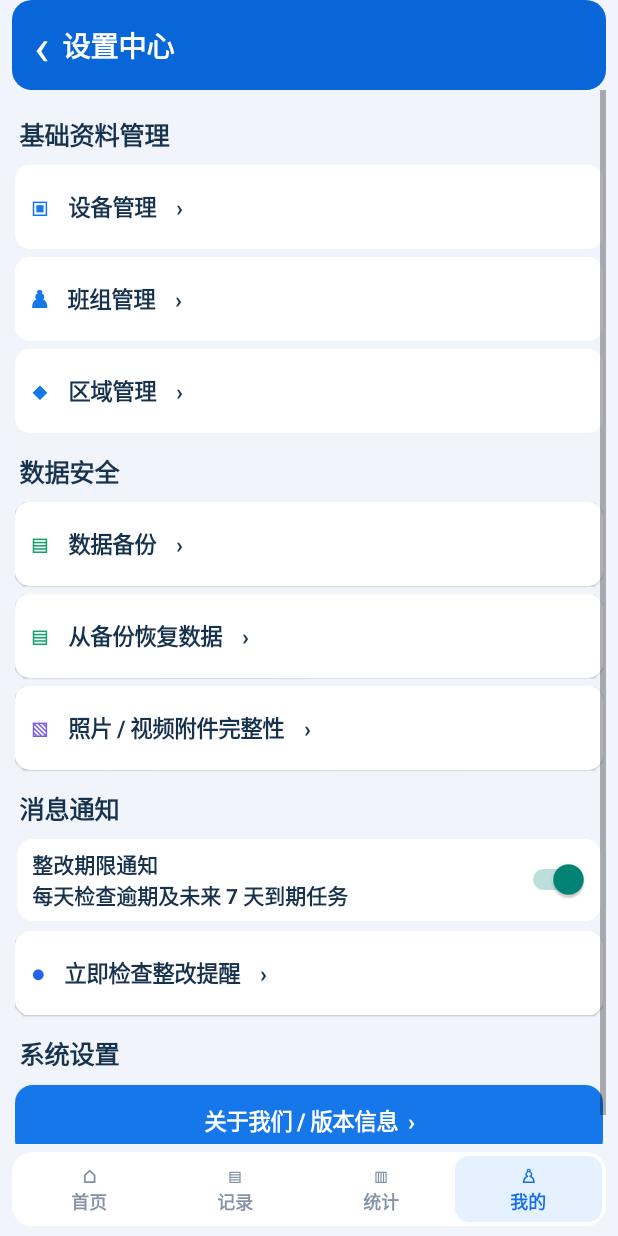
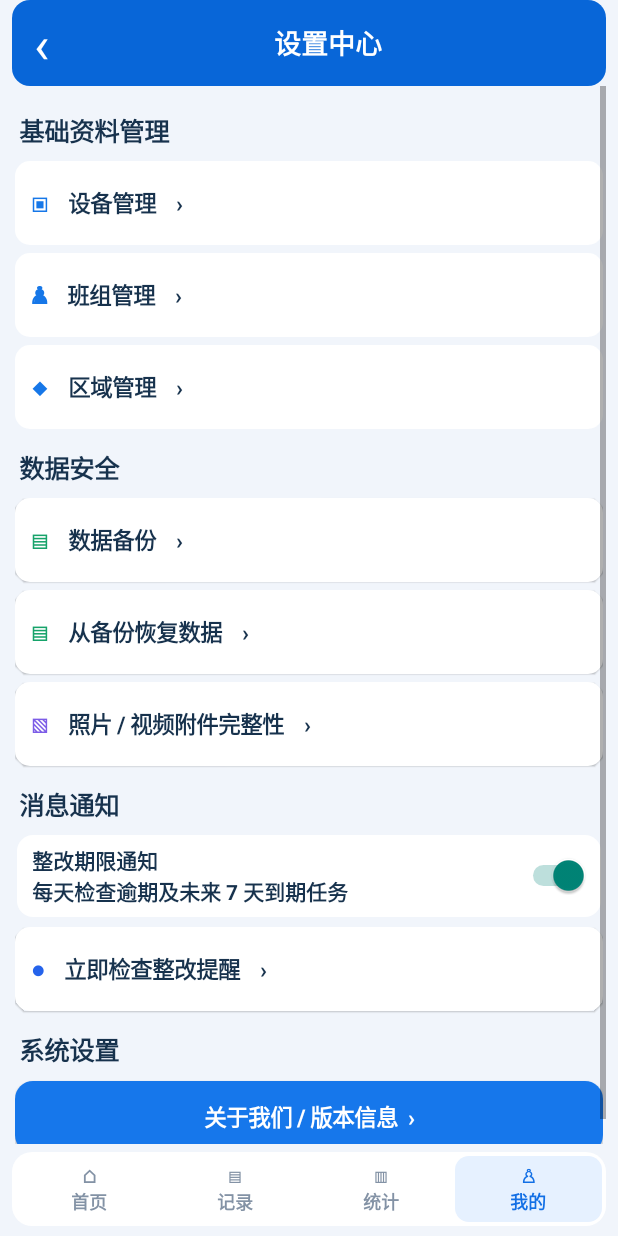
Before and after one commit to lei56602-glitch/ProductionIncidentLog, an Android app: the screen it shows after launch (MainActivity), after a tap on an icon or button, on a phone screen of 412 x 824 dp. Run offline under Robolectric (Android 15) with nearby library versions, the phone set to English and light mode, and no system bars; 3 other taps on this screen came first.

Commit message:
Align dashboard hero and page headers with approved reference UI

```diff
--- a/app/src/main/java/com/productionincidentlog/MainActivity.java
+++ b/app/src/main/java/com/productionincidentlog/MainActivity.java
@@ -51,26 +51,21 @@ public class MainActivity extends Activity {
     private void page(String title) {
         root=new LinearLayout(this); root.setOrientation(LinearLayout.VERTICAL);
         root.setPadding(12,0,12,10); root.setBackgroundColor(0xFFF1F5FB);
-        LinearLayout header=new LinearLayout(this);
-        header.setGravity(android.view.Gravity.CENTER_VERTICAL);
-        header.setPadding(8,11,12,11);
-        header.setBackground(rounded(0xFF0866D8,20));
-        if(!"生产事故管理系统".equals(title)) {
+        if(title!=null && !title.isEmpty()) {
+            LinearLayout header=new LinearLayout(this);
+            header.setGravity(android.view.Gravity.CENTER_VERTICAL);
+            header.setPadding(8,9,12,9);
+            header.setBackground(rounded(0xFF0866D8,18));
             TextView back=new TextView(this); back.setText("‹"); back.setTextSize(34);
             back.setTextColor(0xFFFFFFFF); back.setGravity(android.view.Gravity.CENTER);
             back.setMinWidth(42); header.addView(back);
             back.setOnClickListener(v->dashboard());
-        }
-        TextView h=new TextView(this); h.setText(title); h.setTextSize(19);
-        h.setTextColor(0xFFFFFFFF); h.setTypeface(null,Typeface.BOLD);
-        h.setGravity(android.view.Gravity.CENTER_VERTICAL);
-        header.addView(h,new LinearLayout.LayoutParams(0,-2,1));
-        if("生产事故管理系统".equals(title)) {
-            TextView gear=new TextView(this); gear.setText("⚙"); gear.setTextSize(23);
-            gear.setTextColor(0xFFFFFFFF); gear.setPadding(12,0,4,0);
-            header.addView(gear); gear.setOnClickListener(v->settingsCenter());
-        }
-        root.addView(header,new LinearLayout.LayoutParams(-1,-2));
+            TextView h=new TextView(this); h.setText(title); h.setTextSize(18);
+            h.setTextColor(0xFFFFFFFF); h.setTypeface(null,Typeface.BOLD);
+            h.setGravity(android.view.Gravity.CENTER);
+            header.addView(h,new LinearLayout.LayoutParams(0,-2,1));
+            root.addView(header,new LinearLayout.LayoutParams(-1,-2));
+        }
         setContentView(root);
         getWindow().setStatusBarColor(0xFF0759C5);
         getWindow().setNavigationBarColor(0xFFF7FAFE);
@@ -204,15 +199,25 @@ public class MainActivity extends Activity {
     }
 
     private void dashboard() {
-        page("生产事故管理系统");
+        page("");
         ScrollView scroll=new ScrollView(this);
         LinearLayout body=new LinearLayout(this);
         body.setOrientation(LinearLayout.VERTICAL);
         body.setPadding(2,8,2,8);
         scroll.addView(body);
+        android.widget.FrameLayout heroFrame=new android.widget.FrameLayout(this);
         IndustrialHero hero=new IndustrialHero(this);
         hero.setElevation(4);
-        body.addView(hero);
+        heroFrame.addView(hero,new android.widget.FrameLayout.LayoutParams(-1,-2));
+        TextView gear=new TextView(this);
+        gear.setText("⚙"); gear.setTextSize(24); gear.setTextColor(0xFFFFFFFF);
+        gear.setGravity(android.view.Gravity.CENTER); gear.setBackground(rounded(0x55304F78,30));
+        android.widget.FrameLayout.LayoutParams gearLp=new android.widget.FrameLayout.LayoutParams(
+            (int)(42*getResources().getDisplayMetrics().density),(int)(42*getResources().getDisplayMetrics().density),
+            android.view.Gravity.TOP|android.view.Gravity.RIGHT);
+        gearLp.setMargins(0,8,9,0); heroFrame.addView(gear,gearLp);
+        gear.setOnClickListener(v->settingsCenter());
+        body.addView(heroFrame);
         body.addView(sectionTitle("快速登记事故"));
         LinearLayout quick=new LinearLayout(this);
         quick.setOrientation(LinearLayout.HORIZONTAL);
@@ -274,19 +279,8 @@ public class MainActivity extends Activity {
         }
         overview.addView(overviewTop); overview.addView(overviewBottom);
         body.addView(overview);
-        body.addView(sectionTitle("整改提醒"));
-        String today=new SimpleDateFormat("yyyy-MM-dd",Locale.US).format(new Date());
-        List<String[]> overdue=db.incidentsDue(today,0,true);
-        List<String[]> upcoming=db.incidentsDue(today,7,false);
-        body.addView(card("逾期未完成整改",db.countOverdue(today)+" 起"));
-        if(!overdue.isEmpty()) body.addView(button("查看逾期事故（"+overdue.size()+"）",
-            ()->showFilteredRecords("逾期未完成整改",overdue)));
-        if(!upcoming.isEmpty()) body.addView(button("未来 7 天到期（"+upcoming.size()+"）",
-            ()->showFilteredRecords("未来 7 天到期整改",upcoming)));
-        body.addView(sectionTitle("常用功能"));
-        body.addView(button("＋ 登记新事故",this::incidentForm));
-        body.addView(button("事故档案",this::records));
-        body.addView(button("事故报表中心（Excel / PDF）",this::exportCenter));
+        // Keep the dashboard focused on the reference layout; reminders and reports remain available from their dedicated pages.
+
         root.addView(scroll,new LinearLayout.LayoutParams(-1,0,1));
         addBottomNav("首页");
     }
```
